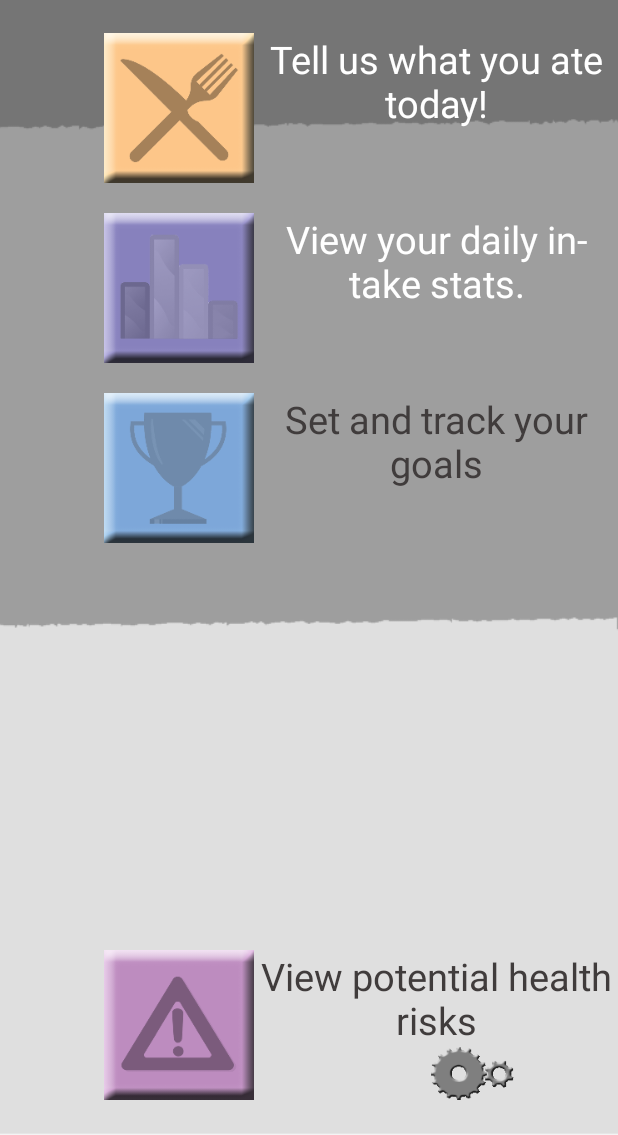
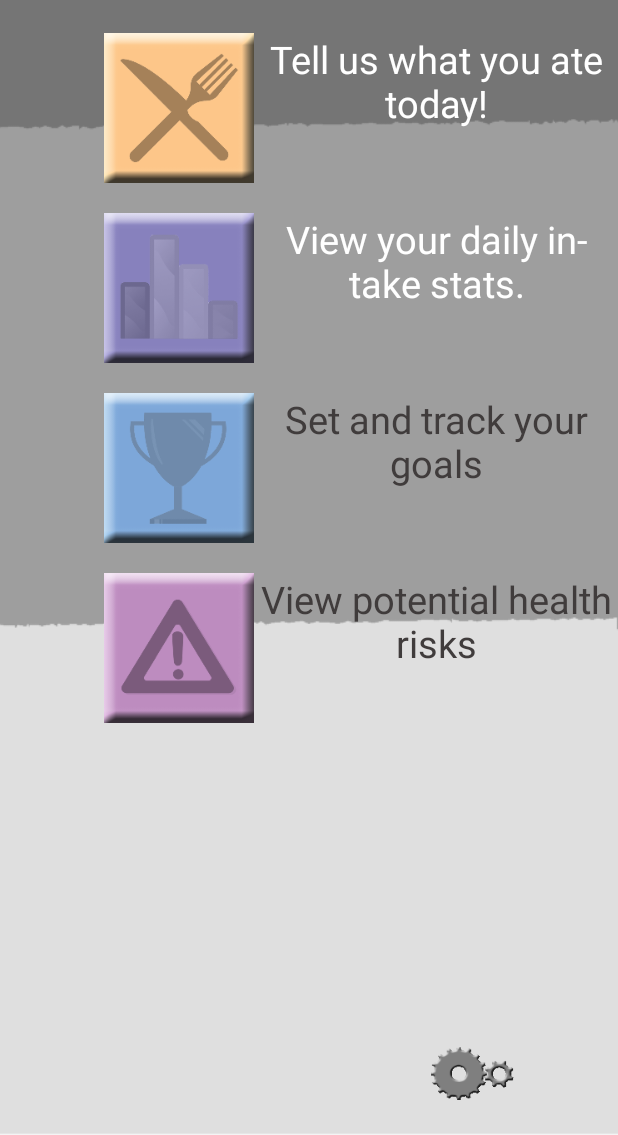
Before and after one commit to DennyScott/HealthTrack, an Android app: the screen it shows after launch (mainScreen), on a phone screen of 412 x 824 dp, the part 101-1236 px from its top. Run offline under Robolectric (Android 15) with nearby library versions, the light colour scheme and no system bars.

Commit message:
Quick Patch

```diff
--- a/app/src/main/res/layout-large/home_screen.xml
+++ b/app/src/main/res/layout-large/home_screen.xml
@@ -13,14 +13,13 @@
         android:layout_width="150dp"
         android:layout_height="150dp"
         android:id="@+id/ateButton"
-        android:layout_marginLeft="41dp"
+        android:layout_marginLeft="46dp"
         android:layout_marginStart="41dp"
-        android:layout_marginTop="112dp"
+        android:layout_marginTop="75dp"
         android:background="@drawable/ate_button_action"
-        android:layout_alignParentTop="true"
-        android:layout_alignParentLeft="true"
-        android:layout_alignParentStart="true"
-        android:onClick="ateButton" />
+        android:onClick="ateButton"
+        android:layout_below="@+id/title"
+        android:layout_alignParentLeft="true" />
 
     <ImageButton
         android:layout_width="150dp"
@@ -49,11 +48,10 @@
         android:layout_height="150dp"
         android:id="@+id/warningButton"
         android:background="@drawable/warning_button_action"
-        android:layout_above="@+id/settingsButton"
-        android:layout_alignLeft="@+id/goalsButton"
-        android:layout_alignStart="@+id/goalsButton"
-        android:layout_marginTop="30dp"
-        android:onClick="warningsButton" />
+        android:layout_marginTop="29dp"
+        android:onClick="warningsButton"
+        android:layout_below="@+id/goalsButton"
+        android:layout_alignLeft="@+id/goalsButton" />
 
     <ImageButton
         android:layout_width="80dp"
@@ -75,9 +73,10 @@
         android:text="HealthTrack"
         android:textStyle="bold"
         android:textSize="70sp"
+        android:textColor="#403c3c"
         android:layout_alignParentTop="true"
         android:layout_centerHorizontal="true"
-        android:textColor="#403c3c" />
+        android:layout_marginTop="48dp" />
 
     <TextView
         android:layout_width="fill_parent"
--- a/app/src/main/res/layout-normal/home_screen.xml
+++ b/app/src/main/res/layout-normal/home_screen.xml
@@ -48,9 +48,9 @@
         android:id="@+id/warningButton"
         android:background="@drawable/warning_button_action"
         android:onClick="warningsButton"
-        android:layout_alignBottom="@+id/settingsButton"
+        android:layout_below="@+id/goalsButton"
         android:layout_alignLeft="@+id/goalsButton"
-        android:layout_alignStart="@+id/goalsButton" />
+        android:layout_marginTop="20dp" />
 
     <ImageButton
         android:layout_width="55dp"
--- a/app/src/main/res/layout-normal/stats.xml
+++ b/app/src/main/res/layout-normal/stats.xml
@@ -25,9 +25,8 @@
         android:layout_height="35dp"
         android:id="@+id/settingsButton"
         android:background="@drawable/settings_button_action"
-        android:layout_marginBottom="22dp"
+        android:layout_marginBottom="29dp"
         android:layout_alignParentBottom="true"
-        android:layout_alignRight="@+id/title"
-        android:layout_alignEnd="@+id/title" />
+        android:layout_toRightOf="@+id/title" />
 
 </RelativeLayout>
```
Also changed, not shown: app/src/main/res/layout-normal/ate.xml (+10 -12 lines), app/src/main/res/layout-normal/rewards.xml (+10 -12 lines), app/src/main/res/layout-normal/warnings.xml (+10 -12 lines).
